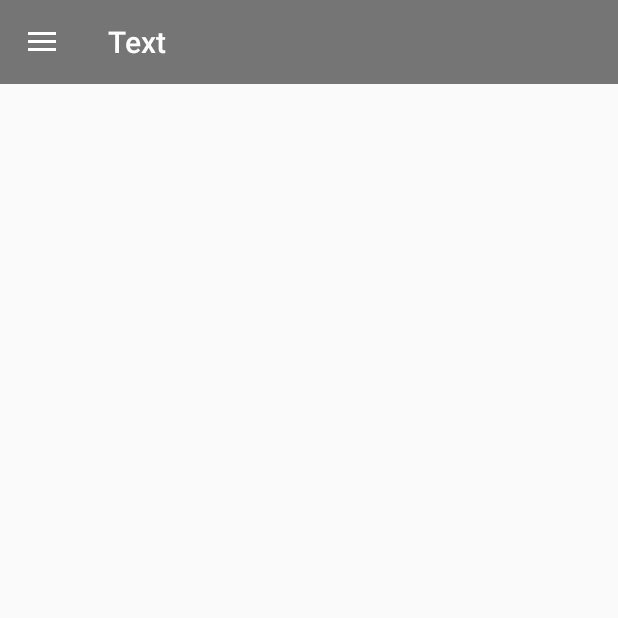
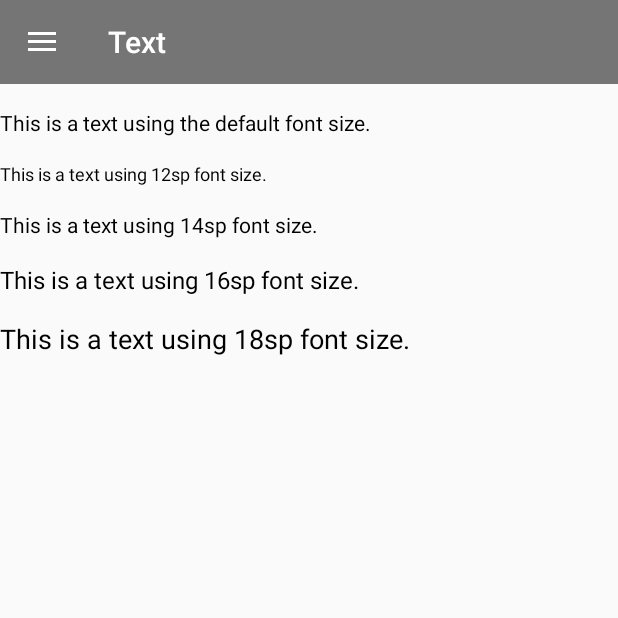
Before and after one commit to allo86/ScreenInfo, an Android app: the screen it shows after launch (MainActivity), in the side drawer, after a tap on "Text", on a phone screen of 412 x 824 dp, the top half of it. Run offline under Robolectric (Android 15) with nearby library versions, the phone set to English and light mode, and no system bars; our stand-ins replace ButterKnife; 1 statement that could not run was skipped.

Commit message:
Add text comparisons

```diff
--- a/app/src/main/java/com/allo/screeninfo/MainActivity.java
+++ b/app/src/main/java/com/allo/screeninfo/MainActivity.java
@@ -175,6 +175,9 @@ public class MainActivity extends AppCompatActivity implements DensityFragment.O
 
         // Close the navigation drawer
         mDrawerLayout.closeDrawers();
+
+        // Save selected option
+        mSelectedMenuOptionId = menuItem.getItemId();
     }
 
 }
--- a/app/src/main/res/layout/fragment_text.xml
+++ b/app/src/main/res/layout/fragment_text.xml
@@ -2,6 +2,42 @@
     xmlns:tools="http://schemas.android.com/tools"
     android:layout_width="match_parent"
     android:layout_height="match_parent"
+    android:orientation="vertical"
     tools:context="com.allo.screeninfo.text.TextFragment">
 
+    <TextView
+        style="@style/default_text_view"
+        android:layout_width="match_parent"
+        android:layout_height="wrap_content"
+        android:layout_marginTop="@dimen/activity_vertical_margin"
+        android:text="@string/text_size_default" />
+
+    <TextView
+        style="@style/default_text_view_12"
+        android:layout_width="match_parent"
+        android:layout_height="wrap_content"
+        android:layout_marginTop="@dimen/activity_vertical_margin"
+        android:text="@string/text_size_12" />
+
+    <TextView
+        style="@style/default_text_view_14"
+        android:layout_width="match_parent"
+        android:layout_height="wrap_content"
+        android:layout_marginTop="@dimen/activity_vertical_margin"
+        android:text="@string/text_size_14" />
+
+    <TextView
+        style="@style/default_text_view_16"
+        android:layout_width="match_parent"
+        android:layout_height="wrap_content"
+        android:layout_marginTop="@dimen/activity_vertical_margin"
+        android:text="@string/text_size_16" />
+
+    <TextView
+        style="@style/default_text_view_18"
+        android:layout_width="match_parent"
+        android:layout_height="wrap_content"
+        android:layout_marginTop="@dimen/activity_vertical_margin"
+        android:text="@string/text_size_18" />
+
 </LinearLayout>
--- a/app/src/main/res/layout/item_key_value.xml
+++ b/app/src/main/res/layout/item_key_value.xml
@@ -25,6 +25,7 @@
         android:layout_marginEnd="@dimen/activity_horizontal_margin"
         android:layout_marginRight="@dimen/activity_horizontal_margin"
         android:layout_weight="1"
+        android:gravity="end"
         tools:text="Value" />
 
 </LinearLayout>
--- a/app/src/main/res/values/dimens.xml
+++ b/app/src/main/res/values/dimens.xml
@@ -8,4 +8,10 @@
     <bool name="is_tablet_seven_inches">false</bool>
     <bool name="is_tablet_ten_inches">false</bool>
 
+    <!-- Font sizes -->
+    <dimen name="font_size_12">12sp</dimen>
+    <dimen name="font_size_14">14sp</dimen>
+    <dimen name="font_size_16">16sp</dimen>
+    <dimen name="font_size_18">18sp</dimen>
+
 </resources>
--- a/app/src/main/res/values/strings.xml
+++ b/app/src/main/res/values/strings.xml
@@ -30,4 +30,10 @@
     <string name="screen_yes">Yes</string>
     <string name="screen_no">No</string>
 
+    <string name="text_size_default">This is a text using the default font size.</string>
+    <string name="text_size_12">This is a text using 12sp font size.</string>
+    <string name="text_size_14">This is a text using 14sp font size.</string>
+    <string name="text_size_16">This is a text using 16sp font size.</string>
+    <string name="text_size_18">This is a text using 18sp font size.</string>
+
 </resources>
--- a/app/src/main/res/values/styles.xml
+++ b/app/src/main/res/values/styles.xml
@@ -8,4 +8,24 @@
         <item name="colorAccent">@color/colorAccent</item>
     </style>
 
+    <style name="default_text_view">
+        <item name="android:textColor">@color/black</item>
+    </style>
+
+    <style name="default_text_view_12" parent="default_text_view">
+        <item name="android:textSize">@dimen/font_size_12</item>
+    </style>
+
+    <style name="default_text_view_14" parent="default_text_view">
+        <item name="android:textSize">@dimen/font_size_14</item>
+    </style>
+
+    <style name="default_text_view_16" parent="default_text_view">
+        <item name="android:textSize">@dimen/font_size_16</item>
+    </style>
+
+    <style name="default_text_view_18" parent="default_text_view">
+        <item name="android:textSize">@dimen/font_size_18</item>
+    </style>
+
 </resources>
```
